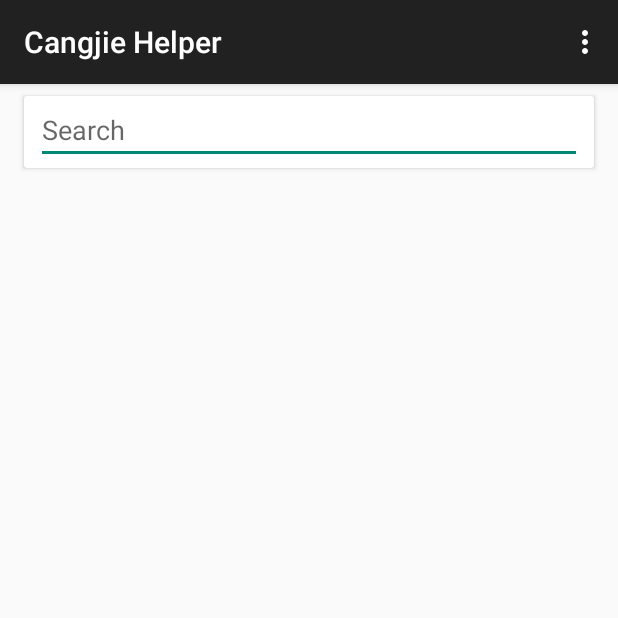
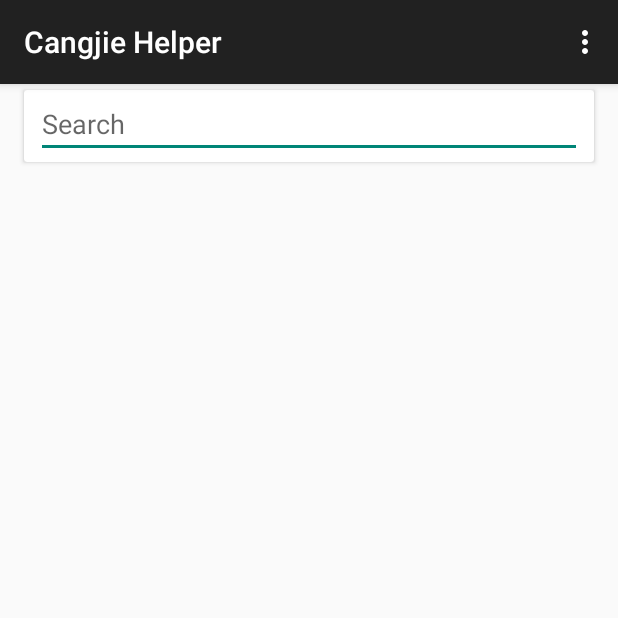
Before and after one commit to tsekityam/Cangjie-Helper-for-Android, an Android app: the screen it shows after launch (MainActivity), on a phone screen of 412 x 824 dp, the top half of it. Run offline under Robolectric (Android 15) with nearby library versions, the phone set to English and light mode, and no system bars.

Commit message:
update UI
shorten the space between cards

```diff
--- a/app/src/main/res/values/dimens.xml
+++ b/app/src/main/res/values/dimens.xml
@@ -18,7 +18,7 @@
     <dimen name="activity_horizontal_margin">16dp</dimen>
     <dimen name="activity_vertical_margin">16dp</dimen>
     <dimen name="card_view_horizontal_margin">2dp</dimen>
-    <dimen name="card_view_vertical_margin">8dp</dimen>
+    <dimen name="card_view_vertical_margin">4dp</dimen>
     <dimen name="card_view_padding">8dp</dimen>
     <dimen name="card_view_height">48dp</dimen>
     <dimen name="card_raised_elevation">8dp</dimen>
```
